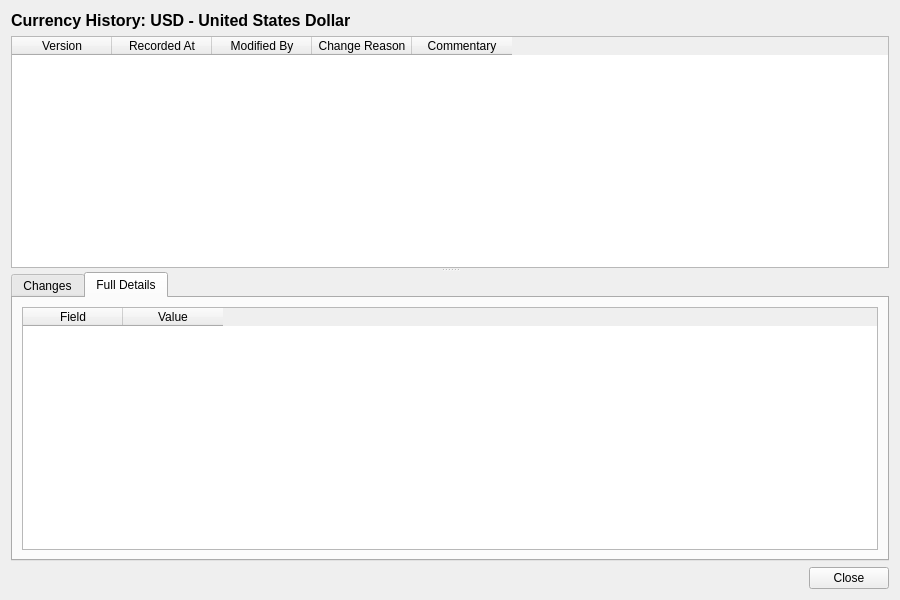
Above: projects/ores.qt/refdata/ui/CurrencyHistoryDialog.ui from OreStudio/OreStudio before the change. Below: the same form after it.
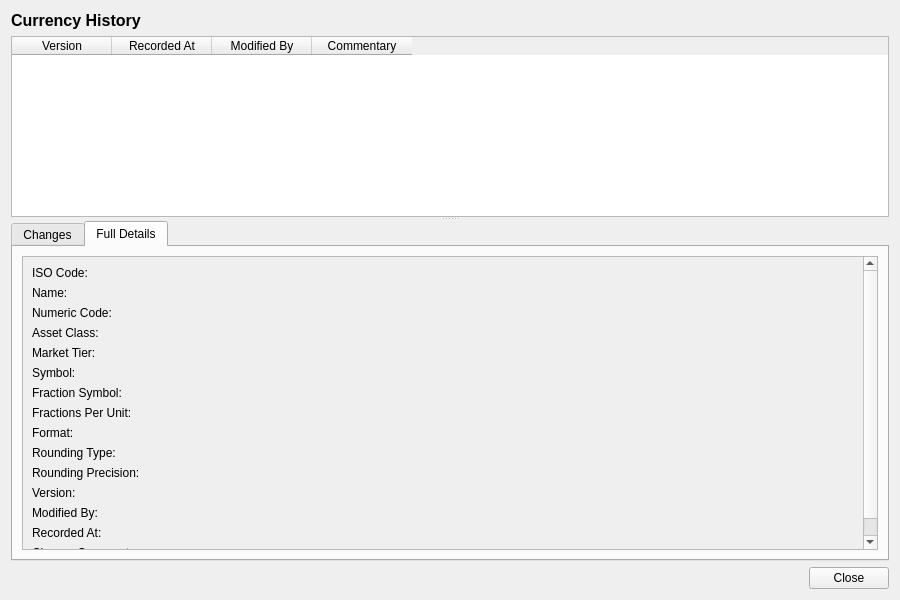
That is the form after the change. The open tabs and pages were chosen to show the change.

Commit message: [refdata,qt,codegen,sql] Badge-annotate currency combos, drop half-baked deliverable field, regenerate NATS messaging layer for real

```diff
--- a/projects/ores.qt/refdata/ui/CurrencyHistoryDialog.ui
+++ b/projects/ores.qt/refdata/ui/CurrencyHistoryDialog.ui
@@ -23,7 +23,7 @@
       </font>
      </property>
      <property name="text">
-      <string>Currency History: USD - United States Dollar</string>
+      <string>Currency History</string>
      </property>
     </widget>
    </item>
@@ -66,11 +66,6 @@
         <string>Modified By</string>
        </property>
       </column>
-      <column>
-       <property name="text">
-        <string>Change Reason</string>
-       </property>
-      </column>
       <column>
        <property name="text">
         <string>Commentary</string>
@@ -140,26 +135,235 @@
           </attribute>
           <layout class="QVBoxLayout" name="fullDetailsTabLayout">
            <item>
-            <widget class="QTableWidget" name="detailsTableWidget">
-             <property name="editTriggers">
-              <set>QAbstractItemView::NoEditTriggers</set>
-             </property>
-             <property name="alternatingRowColors">
+            <widget class="QScrollArea" name="scrollArea">
+             <property name="widgetResizable">
               <bool>true</bool>
              </property>
-             <property name="selectionMode">
-              <enum>QAbstractItemView::NoSelection</enum>
-             </property>
-             <column>
-              <property name="text">
-               <string>Field</string>
+             <widget class="QWidget" name="scrollAreaWidgetContents">
+              <property name="geometry">
+               <rect>
+                <x>0</x>
+                <y>0</y>
+                <width>560</width>
+                <height>450</height>
+               </rect>
               </property>
-             </column>
-             <column>
-              <property name="text">
-               <string>Value</string>
-              </property>
-             </column>
+              <layout class="QFormLayout" name="formLayout">
+               <item row="0" column="0">
+                <widget class="QLabel" name="iso_codeLabel">
+                 <property name="text">
+                  <string>ISO Code:</string>
+                 </property>
+                </widget>
+               </item>
+               <item row="0" column="1">
+                <widget class="QLabel" name="isoCodeValue">
+                 <property name="text">
+                  <string/>
+                 </property>
+                </widget>
+               </item>
+               <item row="1" column="0">
+                <widget class="QLabel" name="nameLabel">
+                 <property name="text">
+                  <string>Name:</string>
+                 </property>
+                </widget>
+               </item>
+               <item row="1" column="1">
+                <widget class="QLabel" name="nameValue">
+                 <property name="text">
+                  <string/>
+                 </property>
+                </widget>
+               </item>
+               <item row="2" column="0">
+                <widget class="QLabel" name="numeric_codeLabel">
+                 <property name="text">
+                  <string>Numeric Code:</string>
+                 </property>
+                </widget>
+               </item>
+               <item row="2" column="1">
+                <widget class="QLabel" name="numericCodeValue">
+                 <property name="text">
+                  <string/>
+                 </property>
+                </widget>
+               </item>
+               <item row="3" column="0">
+                <widget class="QLabel" name="monetary_natureLabel">
+                 <property name="text">
+                  <string>Asset Class:</string>
+                 </property>
+                </widget>
+               </item>
+               <item row="3" column="1">
+                <widget class="QLabel" name="monetaryNatureValue">
+                 <property name="text">
+                  <string/>
+                 </property>
+                </widget>
+               </item>
+               <item row="4" column="0">
+                <widget class="QLabel" name="market_tierLabel">
+                 <property name="text">
+                  <string>Market Tier:</string>
+                 </property>
+                </widget>
+               </item>
+               <item row="4" column="1">
+                <widget class="QLabel" name="marketTierValue">
+                 <property name="text">
+                  <string/>
+                 </property>
+                </widget>
+               </item>
+               <item row="5" column="0">
+                <widget class="QLabel" name="symbolLabel">
+                 <property name="text">
+                  <string>Symbol:</string>
+                 </property>
+                </widget>
+               </item>
+               <item row="5" column="1">
+                <widget class="QLabel" name="symbolValue">
+                 <property name="text">
+                  <string/>
+                 </property>
+                </widget>
+               </item>
+               <item row="6" column="0">
+                <widget class="QLabel" name="fraction_symbolLabel">
+                 <property name="text">
+                  <string>Fraction Symbol:</string>
+                 </property>
+                </widget>
+               </item>
+               <item row="6" column="1">
+                <widget class="QLabel" name="fractionSymbolValue">
+                 <property name="text">
+                  <string/>
+                 </property>
+                </widget>
+               </item>
+               <item row="7" column="0">
+                <widget class="QLabel" name="fractions_per_unitLabel">
+                 <property name="text">
+                  <string>Fractions Per Unit:</string>
+                 </property>
+                </widget>
+               </item>
+               <item row="7" column="1">
+                <widget class="QLabel" name="fractionsPerUnitSpinBox">
+                 <property name="text">
+                  <string/>
+                 </property>
+                </widget>
+               </item>
+               <item row="8" column="0">
+                <widget class="QLabel" name="formatLabel">
+                 <property name="text">
+                  <string>Format:</string>
+                 </property>
+                </widget>
+               </item>
+               <item row="8" column="1">
+                <widget class="QLabel" name="formatValue">
+                 <property name="text">
+                  <string/>
+                 </property>
+                </widget>
+               </item>
+               <item row="9" column="0">
+                <widget class="QLabel" name="rounding_typeLabel">
+                 <property name="text">
+                  <string>Rounding Type:</string>
+                 </property>
+                </widget>
+               </item>
+               <item row="9" column="1">
+                <widget class="QLabel" name="roundingTypeValue">
+                 <property name="text">
+                  <string/>
+                 </property>
+                </widget>
+               </item>
+               <item row="10" column="0">
+                <widget class="QLabel" name="rounding_precisionLabel">
+                 <property name="text">
+                  <string>Rounding Precision:</string>
+                 </property>
+                </widget>
+               </item>
+               <item row="10" column="1">
+                <widget class="QLabel" name="roundingPrecisionSpinBox">
+                 <property name="text">
+                  <string/>
+                 </property>
+                </widget>
+               </item>
+               <item row="11" column="0">
+                <widget class="QLabel" name="versionNumberLabel">
+                 <property name="text">
+                  <string>Version:</string>
+                 </property>
+                </widget>
+               </item>
+               <item row="11" column="1">
+                <widget class="QLabel" name="versionNumberValue">
+                 <property name="text">
+                  <string/>
+                 </property>
+                </widget>
+               </item>
+               <item row="12" column="0">
+                <widget class="QLabel" name="modifiedByLabel">
+                 <property name="text">
+                  <string>Modified By:</string>
+                 </property>
+                </widget>
+               </item>
+               <item row="12" column="1">
+                <widget class="QLabel" name="modifiedByValue">
+                 <property name="text">
+                  <string/>
+                 </property>
+                </widget>
+               </item>
+               <item row="13" column="0">
+                <widget class="QLabel" name="recordedAtLabel">
+                 <property name="text">
+                  <string>Recorded At:</string>
+                 </property>
+                </widget>
+               </item>
+               <item row="13" column="1">
+                <widget class="QLabel" name="recordedAtValue">
+                 <property name="text">
+                  <string/>
+                 </property>
+                </widget>
+               </item>
+               <item row="14" column="0">
+                <widget class="QLabel" name="changeCommentaryLabel">
+                 <property name="text">
+                  <string>Change Commentary:</string>
+                 </property>
+                </widget>
+               </item>
+               <item row="14" column="1">
+                <widget class="QLabel" name="changeCommentaryValue">
+                 <property name="text">
+                  <string/>
+                 </property>
+                 <property name="wordWrap">
+                  <bool>true</bool>
+                 </property>
+                </widget>
+               </item>
+              </layout>
+             </widget>
             </widget>
            </item>
           </layout>
```
The commit also changes 35 other files.
